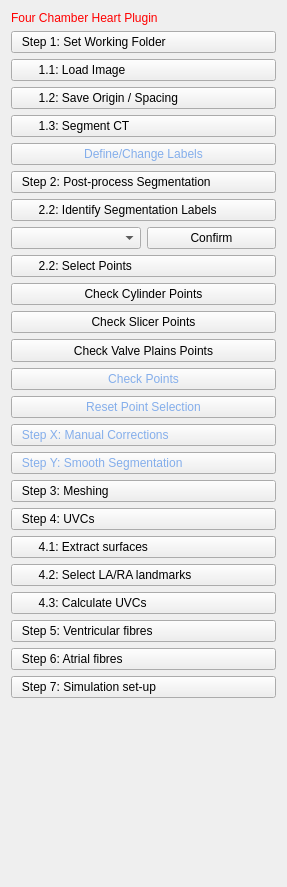
The window that CemrgApp/Plugins/kcl.cemrgapp.fourchamber/src/internal/FourChamberViewControls.ui (RosieBarrows/CemrgApp) describes before a commit, drawn with Qt 5.
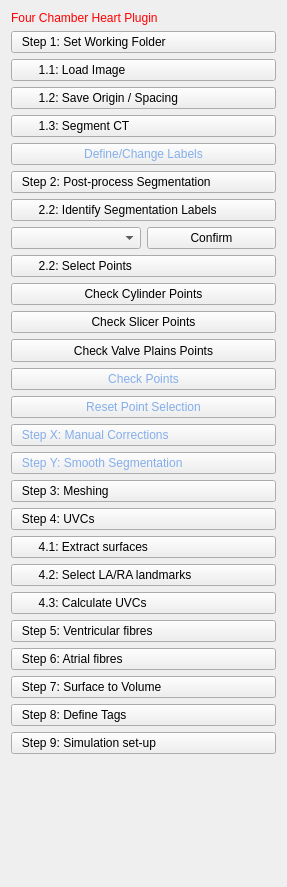
The same window after the commit.

Commit message: beginning_last_buttons

Patch:
```diff
--- a/CemrgApp/Plugins/kcl.cemrgapp.fourchamber/src/internal/FourChamberViewControls.ui
+++ b/CemrgApp/Plugins/kcl.cemrgapp.fourchamber/src/internal/FourChamberViewControls.ui
@@ -273,13 +273,33 @@
      </property>
     </widget>
    </item>
+   <item>
+    <widget class="QPushButton" name="button_surf2vol">
+     <property name="styleSheet">
+      <string notr="true">text-align: left;</string>
+     </property>
+     <property name="text">
+      <string>   Step 7: Surface to Volume</string>
+     </property>
+    </widget>
+   </item>
+   <item>
+    <widget class="QPushButton" name="button_definetags">
+     <property name="styleSheet">
+      <string notr="true">text-align: left;</string>
+     </property>
+     <property name="text">
+      <string>   Step 8: Define Tags</string>
+     </property>
+    </widget>
+   </item>
    <item>
     <widget class="QPushButton" name="button_simset">
      <property name="styleSheet">
       <string notr="true">text-align: left;</string>
      </property>
      <property name="text">
-      <string>   Step 7: Simulation set-up</string>
+      <string>   Step 9: Simulation set-up</string>
      </property>
     </widget>
    </item>
```
The commit also changes 6 other files.
